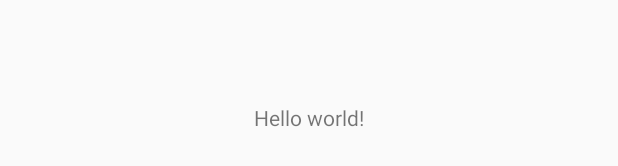
After one commit to ssingh8008/quickdraw, an Android app: the layout activity_gps.xml on its own in the app's theme, with its tools: preview values and no code run, on a phone screen of 412 x 824 dp. The commit adds this screen. Shown: the part 500-666 px from the top of the screen. Run offline under Robolectric (Android 15) with nearby library versions, the phone set to English and light mode, and no system bars.

Commit message:
added GPS/Location detection activity

```diff
--- /dev/null
+++ b/app/src/main/res/layout/activity_gps.xml
@@ -0,0 +1,15 @@
+<RelativeLayout xmlns:android="http://schemas.android.com/apk/res/android"
+    xmlns:tools="http://schemas.android.com/tools"
+    android:layout_width="match_parent"
+    android:layout_height="match_parent"
+    tools:context=".MainActivity" >
+
+    <TextView
+        android:id="@+id/textview1"
+        android:layout_width="wrap_content"
+        android:layout_height="wrap_content"
+        android:layout_centerHorizontal="true"
+        android:layout_centerVertical="true"
+        android:text="@string/hello_world" />
+
+</RelativeLayout>
--- a/app/src/main/res/values/strings.xml
+++ b/app/src/main/res/values/strings.xml
@@ -6,4 +6,5 @@
     <string name="button_send">Send</string>
     <string name="edit_message">Testo</string>
     <string name="title_activity_display_message">Message</string>
+    <string name="title_activity_gps">GpsActivity</string>
 </resources>
```
Also changed, not shown: app/src/main/AndroidManifest.xml (+8 -0 lines), app/src/main/java/com/swamphacks/sample/swamphacksandroidcodebase/GpsActivity.java (added, +51 -0 lines), app/src/main/java/com/swamphacks/sample/swamphacksandroidcodebase/MainActivity.java (+6 -6 lines), app/src/main/res/menu/menu_gps.xml (added, +7 -0 lines), 4 other files.
